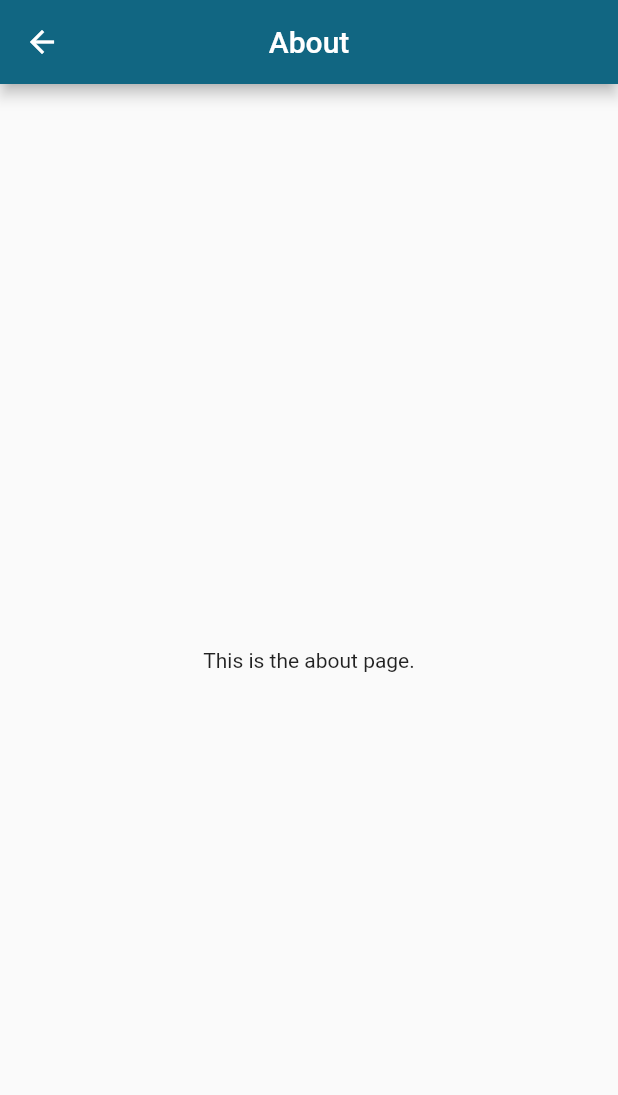
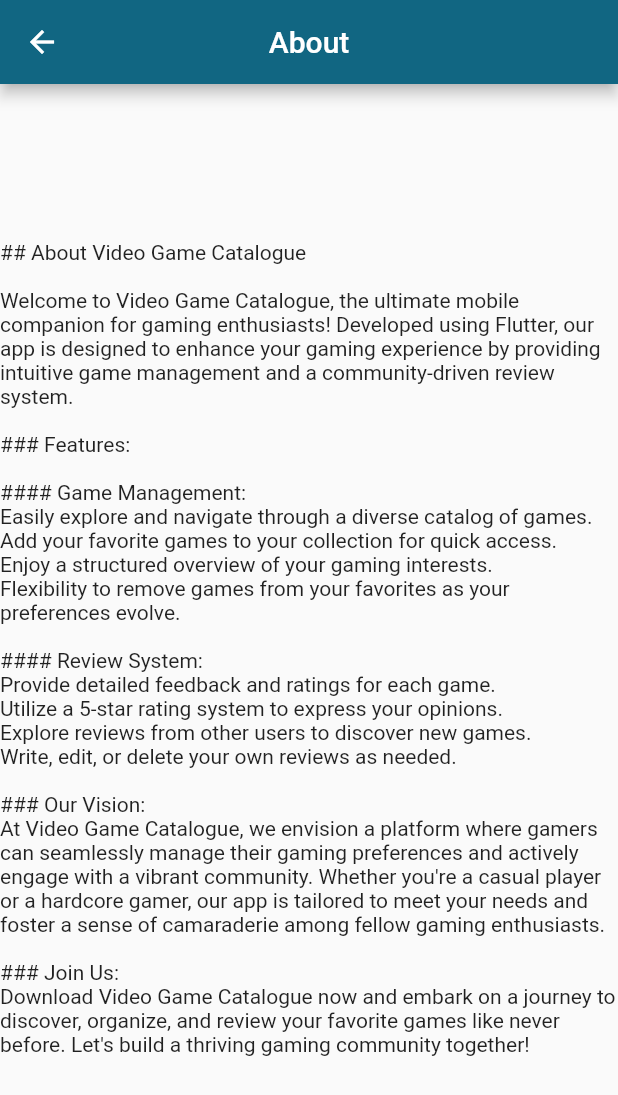
Before and after one commit to hmyunis/flutter-2024-proj-riverpod, a Flutter app: the AboutPage screen opened by its route, on a phone screen of 412 x 824 dp. Shown: the top 1095 px of the screen. Run offline on Flutter 3.47's test engine with Material 3 defaults, Android fonts, the phone set to English and light mode, and no system bars.

Commit message:
added aboutpage

```diff
--- a/lib/main.dart
+++ b/lib/main.dart
@@ -29,6 +29,7 @@
     const BrowsePage(),
     const FavoritesPage(),
     const ProfilePage(),
+
   ];
 
   @override
@@ -44,9 +45,9 @@
 
         ),
         '/profile': (context) => const ProfilePage(),
-        '/about': (context) => const AboutPage(),
+        '/about': (context) =>  AboutPage(),
         '/BrowsePage': (context) => const BrowsePage(),
-        '/AboutPage': (context) => const AboutPage(),
+        '/AboutPage': (context) =>  AboutPage(),
       },
       home: Scaffold(
         appBar: AppBar(
--- a/lib/presentation/screens/about_page.dart
+++ b/lib/presentation/screens/about_page.dart
@@ -1,7 +1,33 @@
 import 'package:flutter/material.dart';
 
 class AboutPage extends StatelessWidget {
-  const AboutPage({super.key});
+  AboutPage({super.key});
+  String aboutPageContent = '''
+## About Video Game Catalogue
+
+Welcome to Video Game Catalogue, the ultimate mobile companion for gaming enthusiasts! Developed using Flutter, our app is designed to enhance your gaming experience by providing intuitive game management and a community-driven review system.
+
+### Features:
+
+#### Game Management:
+Easily explore and navigate through a diverse catalog of games.
+Add your favorite games to your collection for quick access.
+Enjoy a structured overview of your gaming interests.
+Flexibility to remove games from your favorites as your preferences evolve.
+
+#### Review System:
+Provide detailed feedback and ratings for each game.
+Utilize a 5-star rating system to express your opinions.
+Explore reviews from other users to discover new games.
+Write, edit, or delete your own reviews as needed.
+
+### Our Vision:
+At Video Game Catalogue, we envision a platform where gamers can seamlessly manage their gaming preferences and actively engage with a vibrant community. Whether you're a casual player or a hardcore gamer, our app is tailored to meet your needs and foster a sense of camaraderie among fellow gaming enthusiasts.
+
+### Join Us:
+Download Video Game Catalogue now and embark on a journey to discover, organize, and review your favorite games like never before. Let's build a thriving gaming community together!
+''';
+
 
   @override
   Widget build(BuildContext context) {
@@ -10,8 +36,8 @@
         title: const Text('About'),
         centerTitle: true,
       ),
-      body: const Center(
-        child: Text('This is the about page.'),
+      body:  Center(
+        child: Text(aboutPageContent),
       ),
     );
   }
```
